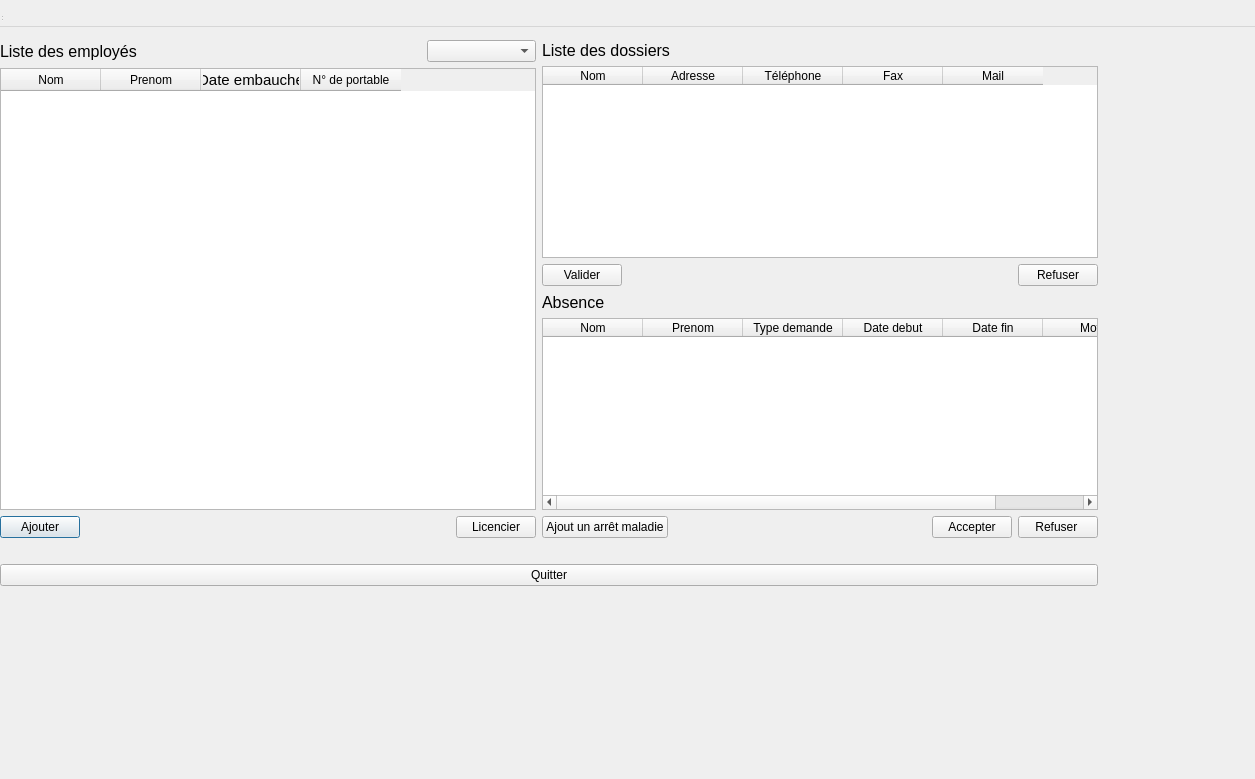
First picture: the form in CODE/dialogchefagence.ui, repository dervieuxC/gestionDemenagementCorrige, before the edit.
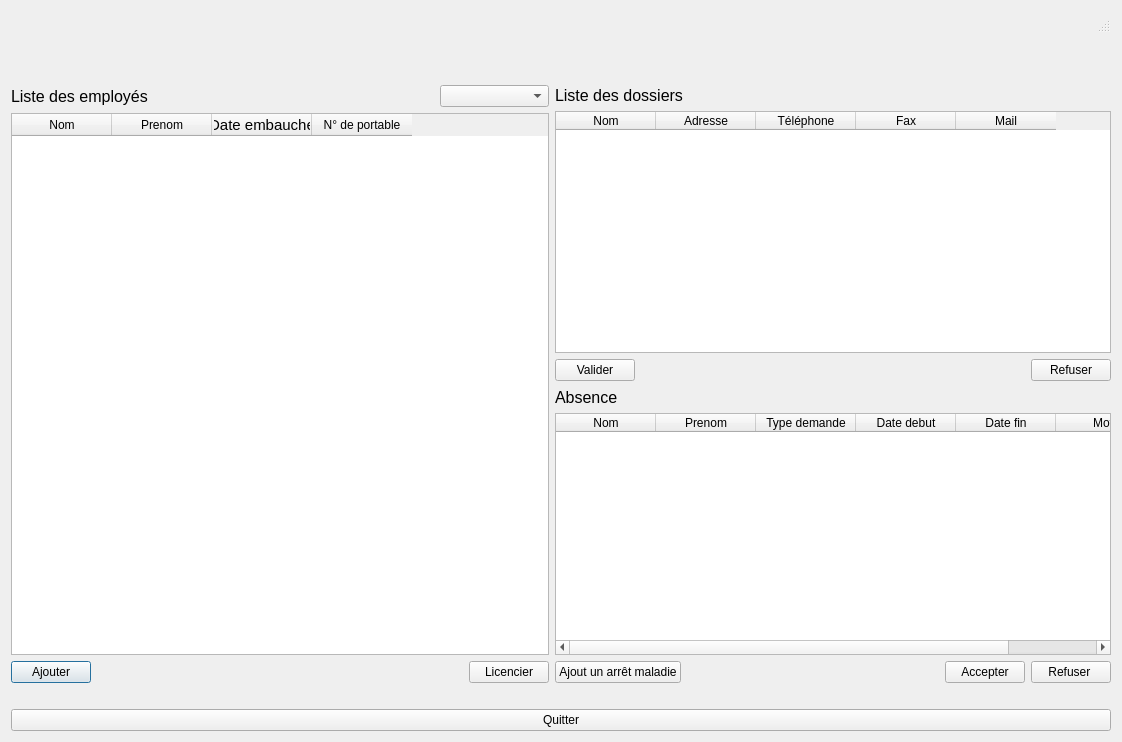
Second picture: the form after the edit.

```diff
--- a/CODE/dialogchefagence.ui
+++ b/CODE/dialogchefagence.ui
@@ -8,14 +8,21 @@
   <rect>
     <x>0</x>
     <y>0</y>
-    <width>1255</width>
-    <height>779</height>
+    <width>1122</width>
+    <height>742</height>
    </rect>
   </property>
   <property name="windowTitle">
    <string>MainWindow</string>
   </property>
-  <widget class="QWidget" name="centralwidget">
+  <layout class="QVBoxLayout" name="verticalLayout_10">
+   <item>
+    <widget class="QStatusBar" name="statusbar"/>
+   </item>
+   <item>
+    <widget class="QMenuBar" name="menubar"/>
+   </item>
+   <item>
    <layout class="QVBoxLayout" name="verticalLayout_9">
     <item>
      <layout class="QVBoxLayout" name="verticalLayout_8">
@@ -405,18 +412,8 @@
      </layout>
     </item>
    </layout>
-  </widget>
-  <widget class="QMenuBar" name="menubar">
-   <property name="geometry">
-    <rect>
-     <x>0</x>
-     <y>0</y>
-     <width>1255</width>
-     <height>27</height>
-    </rect>
-   </property>
-  </widget>
-  <widget class="QStatusBar" name="statusbar"/>
+   </item>
+  </layout>
  </widget>
  <resources/>
  <connections/>
```
Left out of the diff: 4 changed lines with no effect on the pictures. Lines whose indentation alone changed are shown as unchanged.
